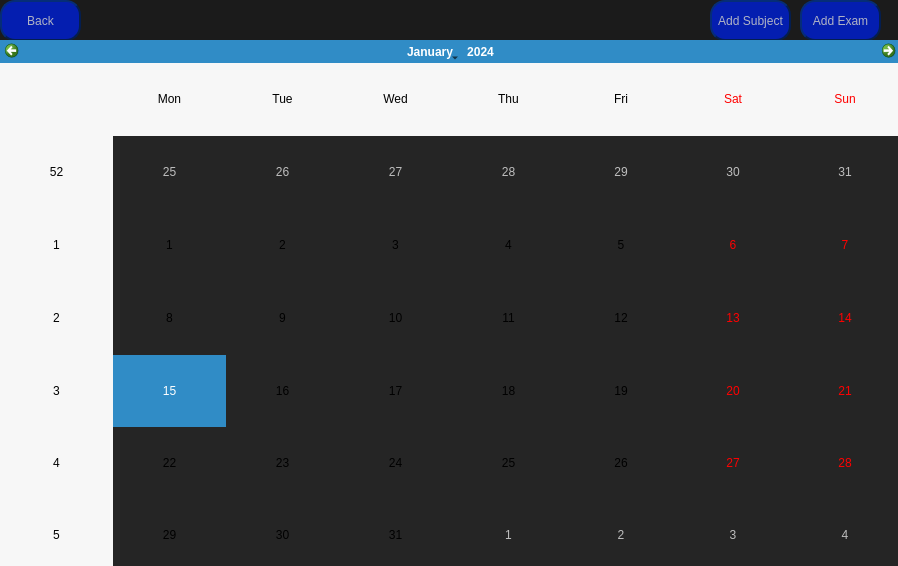
Qt form StudySphere/StudySphere.ui (AlexOfRivia/Hackathon-WFIS) before a commit.
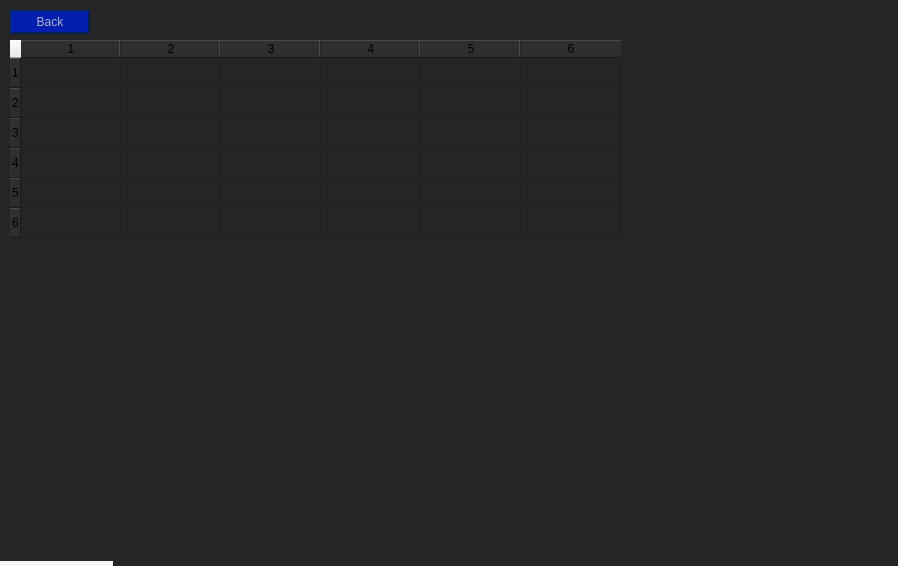
The same form after that commit.

```diff
--- a/StudySphere/StudySphere.ui
+++ b/StudySphere/StudySphere.ui
@@ -310,6 +310,101 @@
        </rect>
       </property>
      </widget>
+     <widget class="QFrame" name="frame">
+      <property name="geometry">
+       <rect>
+        <x>0</x>
+        <y>0</y>
+        <width>911</width>
+        <height>561</height>
+       </rect>
+      </property>
+      <property name="frameShape">
+       <enum>QFrame::Shape::StyledPanel</enum>
+      </property>
+      <property name="frameShadow">
+       <enum>QFrame::Shadow::Raised</enum>
+      </property>
+      <widget class="QPushButton" name="pushButton_2">
+       <property name="geometry">
+        <rect>
+         <x>10</x>
+         <y>10</y>
+         <width>80</width>
+         <height>24</height>
+        </rect>
+       </property>
+       <property name="styleSheet">
+        <string notr="true">QPushButton{
+    font: 700 10pt &quot;Cambria Math&quot;;
+    color: rgba(200,200,200,225);
+    background-color: rgba(4,30,176,255);
+    border-radius: 15px;
+    border-style: outset;
+    border-width: 2px;
+    border-color: rgba(4,30,80,255);
+}
+QPushButton:Hover
+{
+    background-color: rgba(4,30,146,255);
+    border: inset;
+}
+QPushButton:Pressed
+{
+    background-color: rgba(4,30,120,255);
+    border: inset;
+}</string>
+       </property>
+       <property name="text">
+        <string>Back</string>
+       </property>
+      </widget>
+      <widget class="QTableWidget" name="tableWidget">
+       <property name="geometry">
+        <rect>
+         <x>10</x>
+         <y>40</y>
+         <width>881</width>
+         <height>521</height>
+        </rect>
+       </property>
+       <property name="rowCount">
+        <number>6</number>
+       </property>
+       <property name="columnCount">
+        <number>6</number>
+       </property>
+       <row/>
+       <row/>
+       <row/>
+       <row/>
+       <row/>
+       <row/>
+       <column/>
+       <column/>
+       <column/>
+       <column/>
+       <column/>
+       <column/>
+      </widget>
+     </widget>
+     <widget class="QPushButton" name="pushButton">
+      <property name="geometry">
+       <rect>
+        <x>20</x>
+        <y>70</y>
+        <width>80</width>
+        <height>24</height>
+       </rect>
+      </property>
+      <property name="text">
+       <string>TEST</string>
+      </property>
+     </widget>
+     <zorder>buttonHolder</zorder>
+     <zorder>calendarWidget</zorder>
+     <zorder>pushButton</zorder>
+     <zorder>frame</zorder>
     </widget>
    </widget>
   </widget>
```
